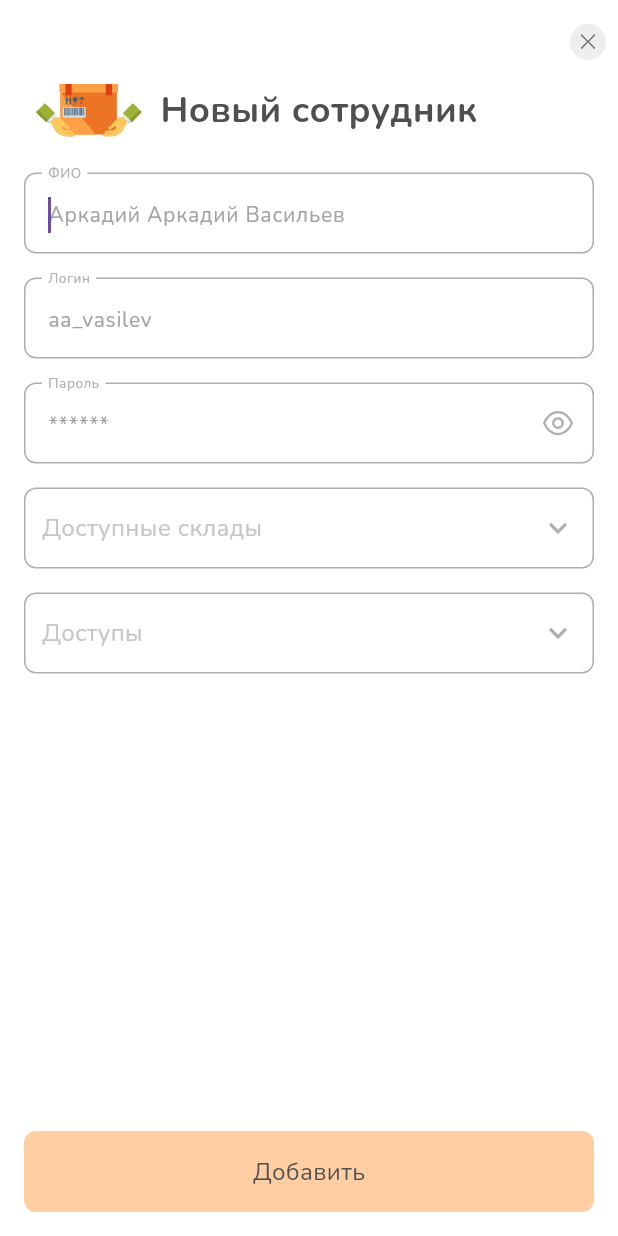
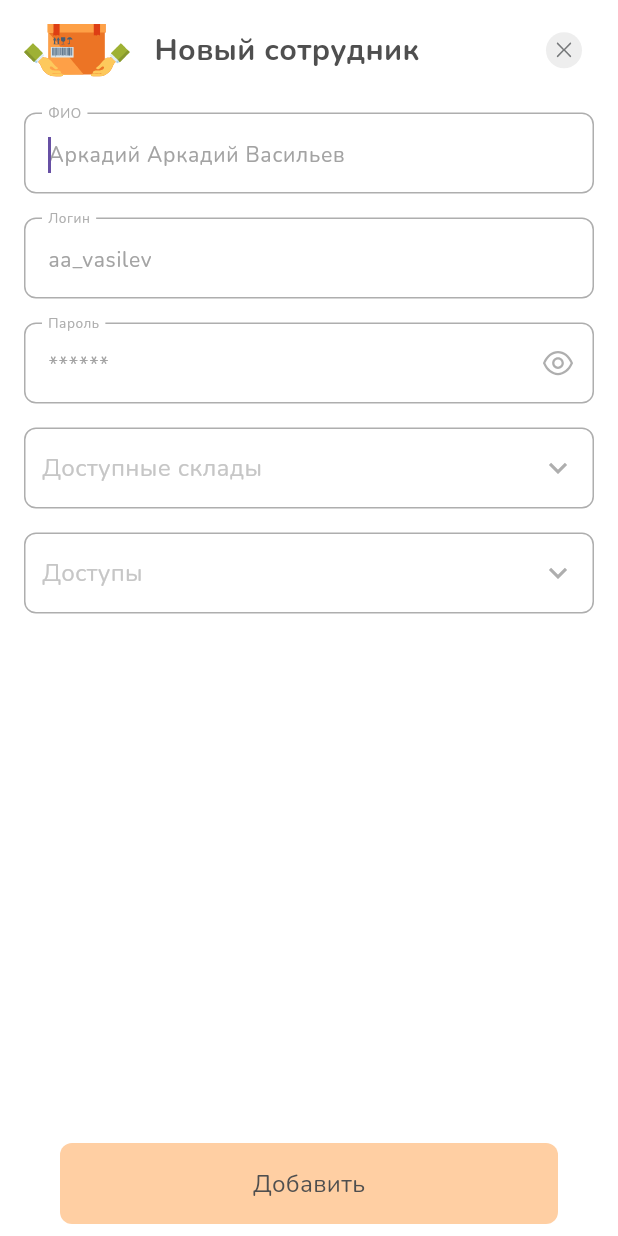
Before and after one commit to sprh/osk_warehouse, a Flutter app: the screen it shows after launch, on a phone screen of 412 x 824 dp. Run offline on Flutter 3.47's test engine with Material 3 defaults, Android fonts, the phone set to English and light mode, and no system bars; our stand-ins replace flutter_riverpod, flutter_svg, riverpod; generated files the repository leaves out were written again.

Commit message:
Slivers scaffold

```diff
--- a/lib/components/dropdown/components/osk_dropdown_list.dart
+++ b/lib/components/dropdown/components/osk_dropdown_list.dart
@@ -23,7 +23,6 @@ class OskDropdownList extends StatelessWidget {
       sizeFactor: animation,
       child: Padding(
         padding: EdgeInsets.symmetric(horizontal: 16),
-        child: ClipRect(
         child: DecoratedBox(
           decoration: BoxDecoration(
             border: Border(
@@ -39,11 +38,12 @@ class OskDropdownList extends StatelessWidget {
           child: ListView.builder(
             shrinkWrap: true,
             itemCount: widgets.length,
+            padding: EdgeInsets.zero,
             itemBuilder: (context, index) => Column(
               mainAxisSize: MainAxisSize.min,
               children: [
                 Container(
-                    margin: EdgeInsets.only(bottom: 8.0),
+                  margin: EdgeInsets.only(bottom: 4.0),
                   child: widgets[index],
                 ),
                 if (index != widgets.length - 1)
@@ -58,7 +58,6 @@ class OskDropdownList extends StatelessWidget {
           ),
         ),
       ),
-      ),
     );
   }
 }
--- a/lib/components/osk_image.dart
+++ b/lib/components/osk_image.dart
@@ -8,23 +8,27 @@ class OskImage extends StatelessWidget {
   final BoxFit fit;
   final AlignmentGeometry alignment;
   final double? width;
+  final double? height;
 
   const OskImage._({
     required this.name,
     required this.fit,
     required this.alignment,
     this.width,
+    this.height,
   });
 
   const OskImage.welcomeHeader({
     BoxFit fit = BoxFit.contain,
     AlignmentGeometry alignment = Alignment.center,
     double? width,
+    double? height,
   }) : this._(
           name: AssetsProvider.welcomeHeader,
           fit: fit,
           alignment: alignment,
           width: width,
+          height: height,
         );
 
   const OskImage.splash({
@@ -55,5 +59,6 @@ class OskImage extends StatelessWidget {
         fit: fit,
         alignment: alignment,
         width: width,
+        height: height,
       );
 }
--- a/lib/components/osk_scaffold.dart
+++ b/lib/components/osk_scaffold.dart
@@ -1,51 +1,130 @@
 import 'package:flutter/material.dart';
 
 import '../theme/utils/theme_from_context.dart';
+import 'osk_text.dart';
 
-class OskScaffold extends StatelessWidget {
-  final Widget body;
-  final List<Widget>? floatingActions;
-  final AppBar? appBar;
+class OskScaffold extends StatefulWidget {
+  final List<Widget>? actions;
+  final List<Widget> slivers;
 
-  const OskScaffold({
-    required this.body,
-    this.floatingActions,
-    this.appBar,
-  });
+  OskScaffold({
+    required Widget body,
+    this.actions,
+    OskScaffoldHeader? header,
+    SliverAppBar? appBar,
+  }) : slivers = [
+          if (appBar != null) appBar,
+          if (header != null)
+            SliverToBoxAdapter(
+              child: header,
+            ),
+          SliverToBoxAdapter(
+            child: body,
+          ),
+        ];
 
+  OskScaffold.slivers({
+    required List<Widget> slivers,
+    this.actions,
+    OskScaffoldHeader? header,
+    SliverAppBar? appBar,
+  }) : slivers = [
+          if (appBar != null) appBar,
+          if (header != null) SliverToBoxAdapter(child: header),
+          ...slivers,
+        ];
+
+  @override
+  _OskScaffoldState createState() => _OskScaffoldState();
+}
+
+class _OskScaffoldState extends State<OskScaffold> {
   @override
   Widget build(BuildContext context) {
     final theme = context.scaffoldTheme;
+    final actions = widget.actions;
     final globalTheme = Theme.of(context);
-    final floatingActions = this.floatingActions;
 
     return Theme(
       data: globalTheme.copyWith(
+        dividerTheme: const DividerThemeData(
+          color: Colors.transparent,
+        ),
         appBarTheme: globalTheme.appBarTheme.copyWith(
           backgroundColor: theme.backgroundColor,
         ),
       ),
       child: Scaffold(
         backgroundColor: theme.backgroundColor,
-        appBar: appBar,
-        floatingActionButtonLocation: FloatingActionButtonLocation.centerFloat,
-        floatingActionButton: floatingActions != null
-            ? DecoratedBox(
-                decoration: BoxDecoration(
-                  borderRadius: BorderRadius.only(
-                    topLeft: Radius.circular(8),
-                    topRight: Radius.circular(8),
+        body: CustomScrollView(
+          shrinkWrap: true,
+          clipBehavior: Clip.none,
+          physics: AlwaysScrollableScrollPhysics(),
+          slivers: widget.slivers,
+        ),
+        bottomNavigationBar: Container(
+          height: MediaQuery.of(context).viewInsets.bottom,
+        ),
+        persistentFooterButtons: actions != null
+            ? [
+                Padding(
+                  padding: EdgeInsets.only(top: 16, left: 16, right: 16),
+                  child: Column(
+                    mainAxisSize: MainAxisSize.min,
+                    children: actions,
                   ),
-                  color: theme.floatingActionsBackgroundColor,
                 ),
-                child: Column(
-                  mainAxisSize: MainAxisSize.min,
-                  children: floatingActions,
-                ),
-              )
+              ]
             : null,
-        body: body,
       ),
     );
   }
 }
+
+class OskScaffoldHeader extends StatelessWidget {
+  final double expandedHeight;
+  final String? title;
+  final Widget? leading;
+  final List<Widget>? actions;
+
+  OskScaffoldHeader({
+    this.title,
+    this.leading,
+    this.expandedHeight = 100,
+    this.actions,
+  });
+
+  @override
+  Widget build(BuildContext context) {
+    final theme = context.scaffoldTheme;
+
+    return SafeArea(
+      bottom: false,
+      child: ColoredBox(
+        color: theme.backgroundColor,
+        child: Padding(
+          padding: EdgeInsets.only(top: 16, left: 16, right: 16),
+          child: Center(
+            child: Row(
+              children: [
+                if (leading != null) ...[
+                  leading!,
+                  SizedBox(width: 16),
+                ],
+                if (title != null)
+                  OskText.title1(
+                    text: title!,
+                    fontWeight: OskfontWeight.bold,
+                  ),
+                if (actions != null) ...[
+                  Spacer(),
+                  Row(children: actions!),
+                ],
+              ],
+            ),
+          ),
+        ),
+      ),
+    );
+  }
+}
--- a/lib/features/login/presentation/login_page.dart
+++ b/lib/features/login/presentation/login_page.dart
@@ -51,7 +51,7 @@ class _LoginPageState extends State<_LoginPage> {
     return GestureDetector(
       onTap: FocusScope.of(context).unfocus,
       child: OskScaffold(
-        floatingActions: [
+        actions: [
           const SizedBox(height: 16),
           OskTextField(
             hintText: strings.loginPageLoginTextFieldHint,
@@ -77,8 +77,8 @@ class _LoginPageState extends State<_LoginPage> {
           const SizedBox(height: 16),
         ],
         body: Column(
+          mainAxisSize: MainAxisSize.min,
           mainAxisAlignment: MainAxisAlignment.spaceBetween,
-          mainAxisSize: MainAxisSize.min,
           children: [
             SafeArea(
               child: Padding(
@@ -96,7 +96,6 @@ class _LoginPageState extends State<_LoginPage> {
               fontWeight: OskfontWeight.bold,
               textAlign: TextAlign.center,
             ),
-            Spacer(),
           ],
         ),
       ),
--- a/lib/features/worker/new_worker/new_worket_page.dart
+++ b/lib/features/worker/new_worker/new_worket_page.dart
@@ -5,7 +5,6 @@ import '../../../components/dropdown/osk_multiselect_dropdown.dart';
 import '../../../components/osk_button.dart';
 import '../../../components/osk_close_icon_button.dart';
 import '../../../components/osk_scaffold.dart';
-import '../../../components/osk_scaffold_header.dart';
 import '../../../components/osk_service_icons.dart';
 import '../../../components/osk_text_field.dart';
 
@@ -34,22 +33,18 @@ class _NewWorkerPageState extends State<NewWorkerPage> {
         FocusScope.of(context).unfocus();
       },
       child: OskScaffold(
-        appBar: AppBar(
+        header: OskScaffoldHeader(
+          title: 'Новый сотрудник',
+          leading: OskServiceIcon.worker(),
           actions: [
-            OskCloseIconButton(onClose: () {}), // TODO
+            OskCloseIconButton(onClose: () {}),
             SizedBox(width: 8),
           ],
         ),
-        body: CustomScrollView(
-          slivers: [
-            SliverToBoxAdapter(
-              child: Column(
+        body: Column(
           crossAxisAlignment: CrossAxisAlignment.start,
+          mainAxisSize: MainAxisSize.min,
           children: [
-                  OskScaffoldHeader(
-                    icon: OskServiceIcon.worker(),
-                    title: 'Новый сотрудник',
-                  ),
             SizedBox(height: 24),
             OskTextField(
               label: 'ФИО',
@@ -93,10 +88,7 @@ class _NewWorkerPageState extends State<NewWorkerPage> {
             ),
           ],
         ),
-            ),
-          ],
-        ),
-        floatingActions: [
+        actions: [
           Padding(
             padding: EdgeInsets.symmetric(horizontal: 16),
             child: OskButton.main(
```
Also changed, not shown: lib/features/main_page/presentation/main_page.dart (+10 -18 lines), lib/features/welcome/presentation/welcome_page.dart (+8 -13 lines), 1 other file. Lines whose indentation alone changed are shown as unchanged.
